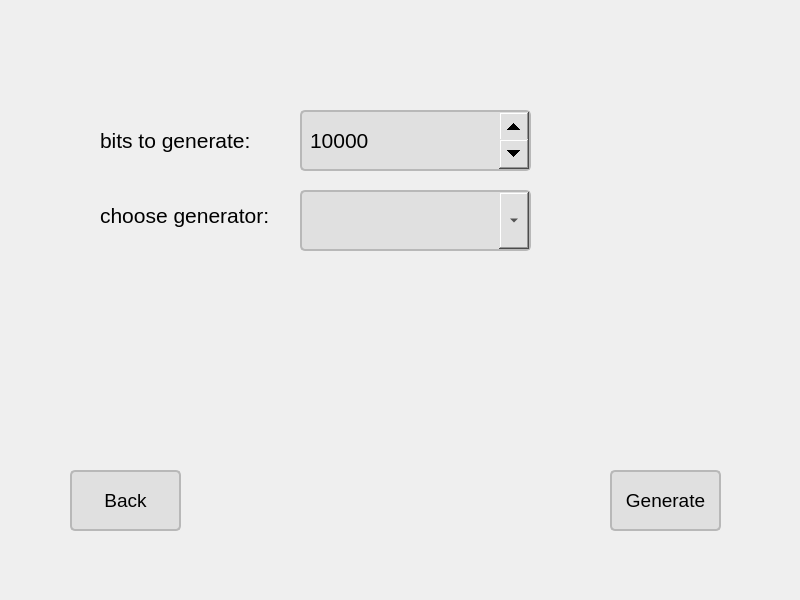
Qt form gui/ui/GenerateNumbers.ui (Mitt33/rngTest) before a commit.
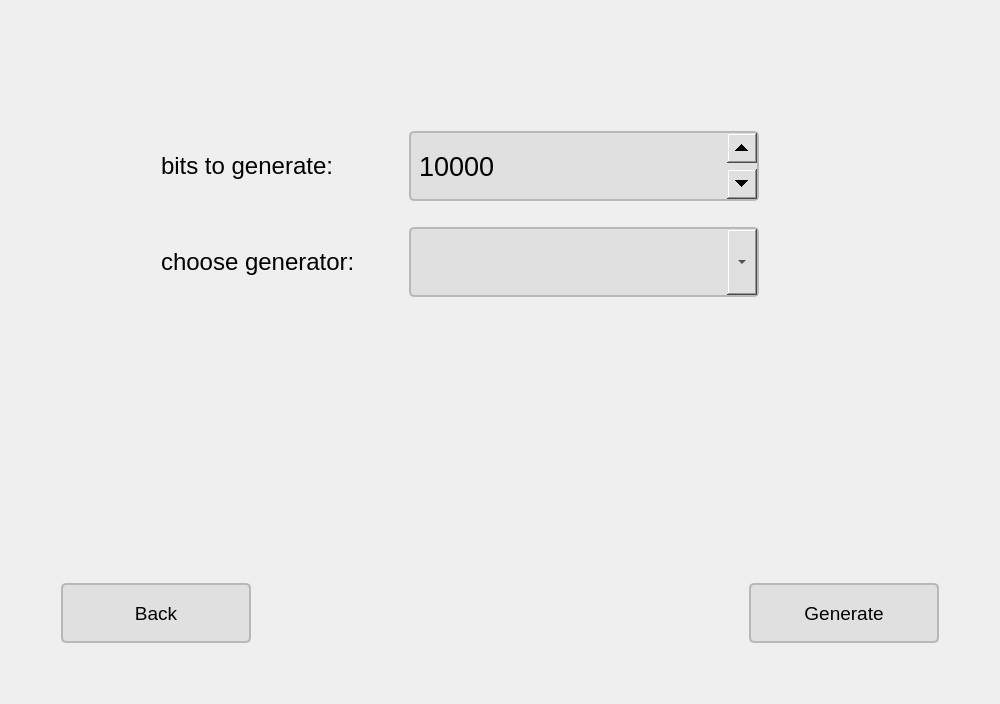
The same form after that commit.

```diff
--- a/gui/ui/GenerateNumbers.ui
+++ b/gui/ui/GenerateNumbers.ui
@@ -6,8 +6,8 @@
    <rect>
     <x>0</x>
     <y>0</y>
-    <width>800</width>
-    <height>600</height>
+    <width>1000</width>
+    <height>704</height>
    </rect>
   </property>
   <property name="windowTitle">
@@ -16,24 +16,62 @@
   <property name="styleSheet">
    <string notr="true"/>
   </property>
+  <layout class="QVBoxLayout" name="verticalLayout">
+   <item>
+    <layout class="QHBoxLayout" name="horizontalLayout">
+     <property name="leftMargin">
+      <number>150</number>
+     </property>
+     <property name="topMargin">
+      <number>120</number>
+     </property>
+     <property name="rightMargin">
+      <number>100</number>
+     </property>
+     <property name="bottomMargin">
+      <number>10</number>
+     </property>
+     <item>
+      <widget class="QLabel" name="label">
+       <property name="sizePolicy">
+        <sizepolicy hsizetype="MinimumExpanding" vsizetype="MinimumExpanding">
+         <horstretch>0</horstretch>
+         <verstretch>0</verstretch>
+        </sizepolicy>
+       </property>
+       <property name="font">
+        <font>
+         <pointsize>18</pointsize>
+        </font>
+       </property>
+       <property name="text">
+        <string>bits to generate:</string>
+       </property>
+      </widget>
+     </item>
+     <item>
   <widget class="QSpinBox" name="spinBox">
-   <property name="geometry">
-    <rect>
-     <x>300</x>
-     <y>110</y>
-     <width>231</width>
-     <height>61</height>
-    </rect>
-   </property>
    <property name="sizePolicy">
-    <sizepolicy hsizetype="Preferred" vsizetype="Fixed">
+        <sizepolicy hsizetype="Fixed" vsizetype="Fixed">
      <horstretch>0</horstretch>
      <verstretch>0</verstretch>
     </sizepolicy>
    </property>
+       <property name="minimumSize">
+        <size>
+         <width>350</width>
+         <height>70</height>
+        </size>
+       </property>
+       <property name="maximumSize">
+        <size>
+         <width>700</width>
+         <height>120</height>
+        </size>
+       </property>
    <property name="font">
     <font>
-     <pointsize>16</pointsize>
+         <pointsize>20</pointsize>
     </font>
    </property>
    <property name="styleSheet">
@@ -68,18 +106,83 @@
     <number>10000</number>
    </property>
   </widget>
+     </item>
+     <item>
+      <spacer name="horizontalSpacer">
+       <property name="orientation">
+        <enum>Qt::Horizontal</enum>
+       </property>
+       <property name="sizeType">
+        <enum>QSizePolicy::Fixed</enum>
+       </property>
+       <property name="sizeHint" stdset="0">
+        <size>
+         <width>130</width>
+         <height>20</height>
+        </size>
+       </property>
+      </spacer>
+     </item>
+    </layout>
+   </item>
+   <item>
+    <layout class="QHBoxLayout" name="horizontalLayout_2">
+     <property name="spacing">
+      <number>6</number>
+     </property>
+     <property name="leftMargin">
+      <number>150</number>
+     </property>
+     <property name="topMargin">
+      <number>10</number>
+     </property>
+     <property name="rightMargin">
+      <number>100</number>
+     </property>
+     <property name="bottomMargin">
+      <number>50</number>
+     </property>
+     <item>
+      <widget class="QLabel" name="label_2">
+       <property name="sizePolicy">
+        <sizepolicy hsizetype="MinimumExpanding" vsizetype="MinimumExpanding">
+         <horstretch>0</horstretch>
+         <verstretch>0</verstretch>
+        </sizepolicy>
+       </property>
+       <property name="font">
+        <font>
+         <pointsize>18</pointsize>
+        </font>
+       </property>
+       <property name="text">
+        <string>choose generator:</string>
+       </property>
+      </widget>
+     </item>
+     <item>
   <widget class="QComboBox" name="comboBox">
-   <property name="geometry">
-    <rect>
-     <x>300</x>
-     <y>190</y>
-     <width>231</width>
-     <height>61</height>
-    </rect>
+       <property name="sizePolicy">
+        <sizepolicy hsizetype="Fixed" vsizetype="Fixed">
+         <horstretch>0</horstretch>
+         <verstretch>0</verstretch>
+        </sizepolicy>
+       </property>
+       <property name="minimumSize">
+        <size>
+         <width>350</width>
+         <height>70</height>
+        </size>
+       </property>
+       <property name="maximumSize">
+        <size>
+         <width>700</width>
+         <height>120</height>
+        </size>
    </property>
    <property name="font">
     <font>
-     <pointsize>16</pointsize>
+         <pointsize>18</pointsize>
     </font>
    </property>
    <property name="styleSheet">
@@ -97,14 +200,80 @@
 </string>
    </property>
   </widget>
+     </item>
+     <item>
+      <spacer name="horizontalSpacer_2">
+       <property name="orientation">
+        <enum>Qt::Horizontal</enum>
+       </property>
+       <property name="sizeType">
+        <enum>QSizePolicy::Fixed</enum>
+       </property>
+       <property name="sizeHint" stdset="0">
+        <size>
+         <width>130</width>
+         <height>20</height>
+        </size>
+       </property>
+      </spacer>
+     </item>
+    </layout>
+   </item>
+   <item>
+    <spacer name="verticalSpacer">
+     <property name="orientation">
+      <enum>Qt::Vertical</enum>
+     </property>
+     <property name="sizeType">
+      <enum>QSizePolicy::Fixed</enum>
+     </property>
+     <property name="sizeHint" stdset="0">
+      <size>
+       <width>20</width>
+       <height>120</height>
+      </size>
+     </property>
+    </spacer>
+   </item>
+   <item>
+    <layout class="QVBoxLayout" name="verticalLayout_2"/>
+   </item>
+   <item>
+    <layout class="QHBoxLayout" name="horizontalLayout_3">
+     <property name="spacing">
+      <number>20</number>
+     </property>
+     <property name="leftMargin">
+      <number>50</number>
+     </property>
+     <property name="topMargin">
+      <number>110</number>
+     </property>
+     <property name="rightMargin">
+      <number>50</number>
+     </property>
+     <property name="bottomMargin">
+      <number>50</number>
+     </property>
+     <item>
   <widget class="QPushButton" name="back_btn">
-   <property name="geometry">
-    <rect>
-     <x>70</x>
-     <y>470</y>
-     <width>111</width>
-     <height>61</height>
-    </rect>
+       <property name="sizePolicy">
+        <sizepolicy hsizetype="Fixed" vsizetype="Fixed">
+         <horstretch>0</horstretch>
+         <verstretch>0</verstretch>
+        </sizepolicy>
+       </property>
+       <property name="minimumSize">
+        <size>
+         <width>190</width>
+         <height>60</height>
+        </size>
+       </property>
+       <property name="maximumSize">
+        <size>
+         <width>380</width>
+         <height>120</height>
+        </size>
    </property>
    <property name="font">
     <font>
@@ -128,14 +297,39 @@
     <string>Back</string>
    </property>
   </widget>
+     </item>
+     <item>
+      <spacer name="horizontalSpacer_3">
+       <property name="orientation">
+        <enum>Qt::Horizontal</enum>
+       </property>
+       <property name="sizeHint" stdset="0">
+        <size>
+         <width>40</width>
+         <height>20</height>
+        </size>
+       </property>
+      </spacer>
+     </item>
+     <item>
   <widget class="QPushButton" name="next_btn">
-   <property name="geometry">
-    <rect>
-     <x>610</x>
-     <y>470</y>
-     <width>111</width>
-     <height>61</height>
-    </rect>
+       <property name="sizePolicy">
+        <sizepolicy hsizetype="Fixed" vsizetype="Fixed">
+         <horstretch>0</horstretch>
+         <verstretch>0</verstretch>
+        </sizepolicy>
+       </property>
+       <property name="minimumSize">
+        <size>
+         <width>190</width>
+         <height>60</height>
+        </size>
+       </property>
+       <property name="maximumSize">
+        <size>
+         <width>380</width>
+         <height>120</height>
+        </size>
    </property>
    <property name="font">
     <font>
@@ -159,42 +353,10 @@
     <string>Generate</string>
    </property>
   </widget>
-  <widget class="QLabel" name="label">
-   <property name="geometry">
-    <rect>
-     <x>100</x>
-     <y>120</y>
-     <width>181</width>
-     <height>41</height>
-    </rect>
-   </property>
-   <property name="font">
-    <font>
-     <pointsize>16</pointsize>
-    </font>
-   </property>
-   <property name="text">
-    <string>bits to generate:</string>
-   </property>
-  </widget>
-  <widget class="QLabel" name="label_2">
-   <property name="geometry">
-    <rect>
-     <x>100</x>
-     <y>190</y>
-     <width>181</width>
-     <height>51</height>
-    </rect>
-   </property>
-   <property name="font">
-    <font>
-     <pointsize>16</pointsize>
-    </font>
-   </property>
-   <property name="text">
-    <string>choose generator:</string>
-   </property>
-  </widget>
+     </item>
+    </layout>
+   </item>
+  </layout>
  </widget>
  <resources/>
  <connections/>
```
Lines whose indentation alone changed are shown as unchanged.
